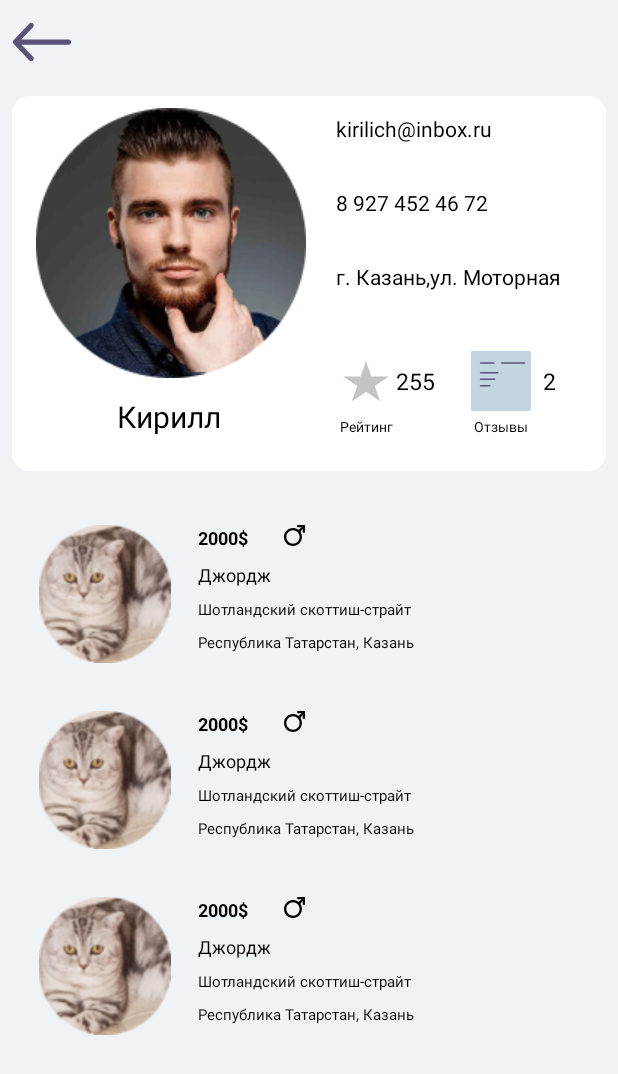
After one commit to Ditrin/TiNimal, an Android app: the layout fragment_profile_other.xml on its own in the app's theme, with its tools: preview values and no code run, on a phone screen of 412 x 824 dp. The commit adds this screen. Shown: the top 1074 px of the screen. Run offline under Robolectric (Android 15) with nearby library versions, the phone set to English and light mode, and no system bars.

Commit message:
add fragment_profile_favorites.xml

```diff
--- /dev/null
+++ b/app/src/main/res/layout/fragment_favorites.xml
@@ -0,0 +1,25 @@
+<?xml version="1.0" encoding="utf-8"?>
+<LinearLayout xmlns:android="http://schemas.android.com/apk/res/android"
+    android:layout_width="match_parent"
+    android:layout_height="match_parent"
+    xmlns:app="http://schemas.android.com/apk/res-auto"
+    xmlns:tools="http://schemas.android.com/tools"
+    android:background="@color/primary_light"
+    android:orientation="vertical">
+
+    <com.google.android.material.appbar.MaterialToolbar
+        android:id="@+id/appBarInfo"
+        android:layout_width="match_parent"
+        android:layout_height="?attr/actionBarSize"
+        app:navigationIcon="@drawable/ic_arrow" />
+
+    <androidx.recyclerview.widget.RecyclerView
+        android:layout_width="match_parent"
+        android:layout_height="match_parent"
+        android:layout_marginHorizontal="8dp"
+        android:layout_marginTop="8dp"
+        tools:listitem="@layout/item_ad">
+
+    </androidx.recyclerview.widget.RecyclerView>
+
+</LinearLayout>
--- a/app/src/main/res/layout/fragment_profile_edit.xml
+++ b/app/src/main/res/layout/fragment_profile_edit.xml
@@ -7,15 +7,22 @@
     android:background="@color/primary_light"
     android:orientation="vertical">
 
+    <com.google.android.material.appbar.MaterialToolbar
+        android:id="@+id/appBarInfo"
+        android:layout_width="match_parent"
+        android:layout_height="?attr/actionBarSize"
+        app:layout_constraintStart_toStartOf="parent"
+        app:layout_constraintTop_toTopOf="parent"
+        app:navigationIcon="@drawable/ic_arrow" />
 
     <ImageView
         android:id="@+id/avatarImageViewProfileEdit"
         android:layout_width="wrap_content"
         android:layout_height="wrap_content"
         android:layout_marginStart="32dp"
-        android:layout_marginTop="16dp"
+        android:layout_marginTop="8dp"
         app:layout_constraintStart_toStartOf="parent"
-        app:layout_constraintTop_toTopOf="parent"
+        app:layout_constraintTop_toBottomOf="@+id/appBarInfo"
         app:srcCompat="@drawable/avatar2" />
 
     <ImageButton
--- /dev/null
+++ b/app/src/main/res/layout/fragment_profile_other.xml
@@ -0,0 +1,161 @@
+<?xml version="1.0" encoding="utf-8"?>
+<LinearLayout xmlns:android="http://schemas.android.com/apk/res/android"
+    android:layout_width="match_parent"
+    android:layout_height="match_parent"
+    xmlns:app="http://schemas.android.com/apk/res-auto"
+    xmlns:tools="http://schemas.android.com/tools"
+    android:background="@color/primary_light"
+    android:orientation="vertical">
+
+    <com.google.android.material.appbar.MaterialToolbar
+        android:id="@+id/appBarInfo"
+        android:layout_width="match_parent"
+        android:layout_height="?attr/actionBarSize"
+        app:navigationIcon="@drawable/ic_arrow" />
+
+    <androidx.constraintlayout.widget.ConstraintLayout
+        android:layout_width="match_parent"
+        android:layout_height="250dp"
+        android:layout_marginHorizontal="8dp"
+        android:layout_marginTop="8dp"
+        android:background="@drawable/custom_frame_rectangle">
+
+        <ImageView
+            android:id="@+id/avatarImageViewProfile"
+            android:layout_width="180dp"
+            android:layout_height="180dp"
+            android:layout_marginStart="16dp"
+            android:layout_marginTop="8dp"
+            android:background="@drawable/avatar2"
+            app:layout_constraintStart_toStartOf="parent"
+            app:layout_constraintTop_toTopOf="parent" />
+
+        <TextView
+            android:id="@+id/nameTextViewProfile"
+            android:layout_width="wrap_content"
+            android:layout_height="wrap_content"
+            android:layout_marginTop="12dp"
+            android:textColor="@color/black"
+            android:textSize="20dp"
+            app:layout_constraintEnd_toEndOf="@+id/avatarImageViewProfile"
+            app:layout_constraintHorizontal_bias="0.49"
+            app:layout_constraintStart_toStartOf="@+id/avatarImageViewProfile"
+            app:layout_constraintTop_toBottomOf="@+id/avatarImageViewProfile"
+            tools:text="Кирилл" />
+
+        <TextView
+            android:id="@+id/mailTextViewProfile"
+            android:layout_width="wrap_content"
+            android:layout_height="wrap_content"
+            android:layout_marginStart="20dp"
+            android:layout_marginTop="12dp"
+            android:textColor="@color/black"
+            app:layout_constraintStart_toEndOf="@+id/avatarImageViewProfile"
+            app:layout_constraintTop_toTopOf="parent"
+            tools:text="kirilich@inbox.ru" />
+
+        <TextView
+            android:id="@+id/phoneTextViewProfile"
+            android:layout_width="wrap_content"
+            android:layout_height="wrap_content"
+            android:layout_marginStart="20dp"
+            android:layout_marginTop="30dp"
+            android:textColor="@color/black"
+            app:layout_constraintStart_toEndOf="@+id/avatarImageViewProfile"
+            app:layout_constraintTop_toBottomOf="@+id/mailTextViewProfile"
+            tools:text="8 927 452 46 72" />
+
+        <TextView
+            android:id="@+id/addressTextViewProfile"
+
+            android:layout_width="wrap_content"
+            android:layout_height="wrap_content"
+            android:layout_marginStart="20dp"
+            android:layout_marginTop="30dp"
+            android:textColor="@color/black"
+            app:layout_constraintStart_toEndOf="@+id/avatarImageViewProfile"
+            app:layout_constraintTop_toBottomOf="@+id/phoneTextViewProfile"
+            tools:text="г. Казань,ул. Моторная" />
+
+        <ImageButton
+            android:id="@+id/starImageButtonProfile"
+            android:layout_width="40dp"
+            android:layout_height="40dp"
+            android:layout_marginStart="20dp"
+            android:layout_marginTop="40dp"
+            android:background="@color/transparent"
+            app:layout_constraintStart_toEndOf="@+id/avatarImageViewProfile"
+            app:layout_constraintTop_toBottomOf="@+id/addressTextViewProfile"
+            app:srcCompat="@drawable/ic_star_empty" />
+
+        <ImageButton
+            android:id="@+id/reviewsImageButtonProfile"
+            android:layout_width="wrap_content"
+            android:layout_height="wrap_content"
+            android:layout_marginTop="40dp"
+            android:background="@color/transparent"
+            app:layout_constraintEnd_toEndOf="parent"
+            app:layout_constraintStart_toEndOf="@+id/starImageButtonProfile"
+            app:layout_constraintTop_toBottomOf="@+id/addressTextViewProfile"
+            app:srcCompat="@drawable/button_reviews" />
+
+        <TextView
+            android:id="@+id/starTextViewProfile"
+            android:layout_width="wrap_content"
+            android:layout_height="wrap_content"
+            android:layout_marginTop="4dp"
+            android:textColor="@color/black"
+            android:textSize="9sp"
+            app:layout_constraintEnd_toEndOf="@+id/starImageButtonProfile"
+            app:layout_constraintStart_toStartOf="@+id/starImageButtonProfile"
+            app:layout_constraintTop_toBottomOf="@+id/starImageButtonProfile"
+            tools:text="Рейтинг" />
+
+        <TextView
+            android:id="@+id/reviewsTextViewProfile"
+            android:layout_width="wrap_content"
+            android:layout_height="wrap_content"
+            android:layout_marginTop="4dp"
+            android:textColor="@color/black"
+            android:textSize="9sp"
+            app:layout_constraintEnd_toEndOf="@+id/reviewsImageButtonProfile"
+            app:layout_constraintStart_toStartOf="@+id/reviewsImageButtonProfile"
+            app:layout_constraintTop_toBottomOf="@+id/reviewsImageButtonProfile"
+            tools:text="Отзывы" />
+
+        <TextView
+            android:id="@+id/starCountTextViewProfile"
+            android:layout_width="wrap_content"
+            android:layout_height="wrap_content"
+            android:textColor="@color/black"
+            android:textSize="15sp"
+            app:layout_constraintBottom_toBottomOf="@+id/starImageButtonProfile"
+            app:layout_constraintStart_toEndOf="@+id/starImageButtonProfile"
+            app:layout_constraintTop_toTopOf="@+id/starImageButtonProfile"
+            tools:text="255" />
+
+        <TextView
+            android:id="@+id/reviewsCountTextViewProfile"
+            android:layout_width="wrap_content"
+            android:layout_height="wrap_content"
+            android:layout_marginStart="8dp"
+            android:textColor="@color/black"
+            android:textSize="15sp"
+            app:layout_constraintBottom_toBottomOf="@+id/reviewsImageButtonProfile"
+            app:layout_constraintStart_toEndOf="@+id/reviewsImageButtonProfile"
+            app:layout_constraintTop_toTopOf="@+id/reviewsImageButtonProfile"
+            tools:text="2" />
+
+
+    </androidx.constraintlayout.widget.ConstraintLayout>
+
+    <androidx.recyclerview.widget.RecyclerView
+        android:layout_width="match_parent"
+        android:layout_height="match_parent"
+        android:layout_marginHorizontal="8dp"
+        android:layout_marginTop="20dp"
+        tools:listitem="@layout/item_ad">
+
+    </androidx.recyclerview.widget.RecyclerView>
+
+</LinearLayout>
```
